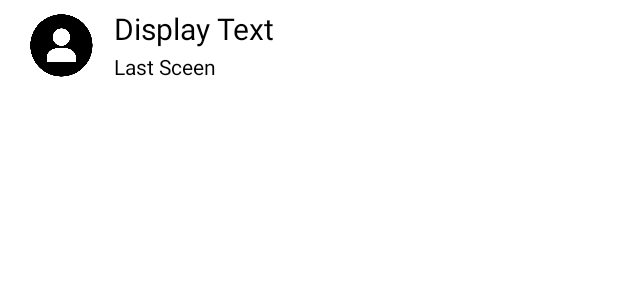
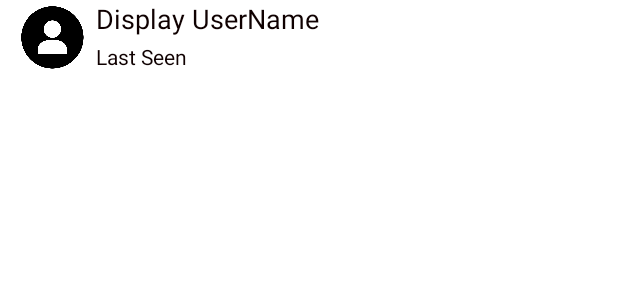
Before and after one commit to hassamsomi/travelbuddy, an Android app: the layout chat_custom_bar.xml on its own in the app's theme, with its tools: preview values and no code run, on a phone screen of 412 x 824 dp. Shown: the top 300 px of the screen. Run offline under Robolectric (Android 15) with nearby library versions, the phone set to English and light mode, and no system bars.

Commit message:
online offline feature

```diff
--- a/app/src/main/java/com/hassam/travellingbuddy/ChatActivity.java
+++ b/app/src/main/java/com/hassam/travellingbuddy/ChatActivity.java
@@ -38,7 +38,7 @@ public class ChatActivity extends AppCompatActivity {
         super.onCreate(savedInstanceState);
         setContentView(R.layout.activity_chat);
 
-        mToolbar = findViewById(R.id.custom_chat_bar);
+        mToolbar = findViewById(R.id.chat_toolbar);
         setSupportActionBar(mToolbar);
 
         ActionBar actionBar = getSupportActionBar();
--- a/app/src/main/res/layout/chat_custom_bar.xml
+++ b/app/src/main/res/layout/chat_custom_bar.xml
@@ -1,50 +1,46 @@
 <?xml version="1.0" encoding="utf-8"?>
-<androidx.appcompat.widget.Toolbar xmlns:android="http://schemas.android.com/apk/res/android"
-    xmlns:app="http://schemas.android.com/apk/res-auto"
-    android:orientation="vertical"
+<RelativeLayout
+    xmlns:android="http://schemas.android.com/apk/res/android"
     android:layout_width="match_parent"
     android:layout_height="match_parent"
-    style="@style/ThemeOverlay.AppCompat.ActionBar"
-    android:id="@+id/custom_chat_bar"
-    android:background="@color/chat_bar_color"
-    >
-<androidx.constraintlayout.widget.ConstraintLayout
-    android:layout_width="match_parent"
-    android:layout_height="match_parent"
-    android:id="@+id/layoutConstraint"
-    android:layout_marginTop="5sp"
-    >
+    android:background="@color/chat_bar_color">
 
     <de.hdodenhof.circleimageview.CircleImageView
+        android:id="@+id/custom_profile_image"
         android:layout_width="50dp"
         android:layout_height="50dp"
+        android:layout_alignParentStart="true"
+        android:layout_alignParentTop="true"
         android:src="@drawable/profile_image"
-        android:id="@+id/chatProfImage"
-        app:layout_constraintTop_toTopOf="parent"
-        app:layout_constraintLeft_toLeftOf="parent"
+        android:cropToPadding="true"
+        android:layout_marginStart="10dp"
         />
 
     <TextView
+        android:id="@+id/custom_profile_name"
         android:layout_width="wrap_content"
         android:layout_height="wrap_content"
-        app:layout_constraintLeft_toRightOf="@id/chatProfImage"
-        android:text="@string/display_text"
-        app:layout_constraintTop_toTopOf="@id/chatProfImage"
-        android:layout_marginStart="10dp"
-        android:textSize="20sp"
-        android:textColor="@color/colorAccent"
-        android:id="@+id/custom_bar_title"
-        />
-    <TextView
-        android:layout_width="wrap_content"
-        android:layout_height="wrap_content"
-        app:layout_constraintLeft_toLeftOf="@id/custom_bar_title"
-        app:layout_constraintTop_toBottomOf="@id/custom_bar_title"
-        android:text="@string/last_sceen"
-        android:textColor="@color/colorAccent"
-        app:layout_constraintBottom_toBottomOf="@id/chatProfImage"
+        android:layout_toEndOf="@id/custom_profile_image"
+        android:layout_alignParentTop="true"
+        android:layout_marginStart="4dp"
+        android:text="@string/display_username"
+        android:textColor="@color/colorPrimaryDark"
+        android:textSize="18sp"
         />
 
 
-</androidx.constraintlayout.widget.ConstraintLayout>
-</androidx.appcompat.widget.Toolbar>
+    <TextView
+        android:id="@+id/custom_user_last_seen"
+        android:layout_width="wrap_content"
+        android:layout_height="wrap_content"
+        android:layout_below="@+id/custom_profile_name"
+        android:layout_marginStart="4dp"
+        android:layout_toEndOf="@id/custom_profile_image"
+        android:text="@string/last_seen"
+        android:textColor="@color/colorPrimaryDark"
+        android:textSize="14sp"
+        android:layout_marginTop="3sp"
+        />
+
+
+</RelativeLayout>
--- a/app/src/main/res/values/colors.xml
+++ b/app/src/main/res/values/colors.xml
@@ -1,7 +1,7 @@
 <?xml version="1.0" encoding="utf-8"?>
 <resources>
     <color name="colorPrimary">#2F2FA3</color>
-    <color name="colorPrimaryDark">#00574B</color>
+    <color name="colorPrimaryDark">#0F0000</color>
     <color name="colorAccent">#000000</color>
     <color name="holo_blue_light">#2133EB</color>
     <color name="nav_bar_color">#ECF0F1</color>
--- a/app/src/main/res/values/strings.xml
+++ b/app/src/main/res/values/strings.xml
@@ -11,4 +11,6 @@
     <string name="display_text">Display Text</string>
     <string name="last_sceen">Last Sceen</string>
     <string name="type_your_message_here">Type your message here.</string>
+    <string name="last_seen">Last Seen</string>
+    <string name="display_username">Display UserName</string>
 </resources>
```
Also changed, not shown: app/src/main/res/drawable/ic_add.xml (added, +9 -0 lines), app/src/main/res/layout/activity_chat.xml (+59 -39 lines).
